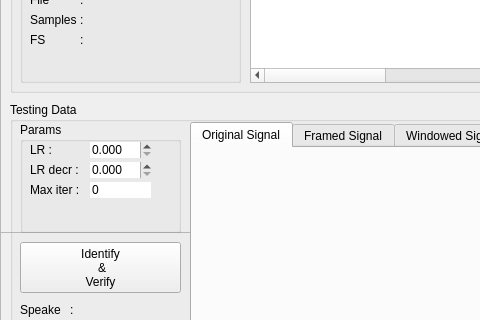
First picture: the form in Program/view/ui_files/TestWindow.ui, repository sukorenomw/MFCC-and-LVQ-for-TDSV, before the edit; both pictures show x 0 to 480 and y 137 to 457 of the 689 by 567 pixel window.
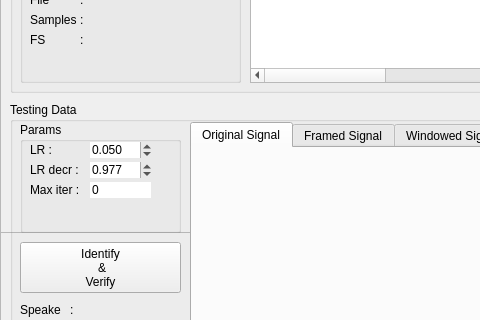
Second picture: the form after the edit. Icons and pictures are not drawn. Custom widgets are drawn as their Qt base class.

Diff of the .ui file:
```diff
--- a/Program/view/ui_files/TestWindow.ui
+++ b/Program/view/ui_files/TestWindow.ui
@@ -627,6 +627,9 @@
        <property name="singleStep">
         <double>0.010000000000000</double>
        </property>
+       <property name="value">
+        <double>0.050000000000000</double>
+       </property>
       </widget>
       <widget class="QDoubleSpinBox" name="learningRDecrVal">
        <property name="geometry">
@@ -655,6 +658,9 @@
        <property name="singleStep">
         <double>0.001000000000000</double>
        </property>
+       <property name="value">
+        <double>0.977000000000000</double>
+       </property>
       </widget>
       <widget class="QSpinBox" name="iterVal">
        <property name="geometry">
```
